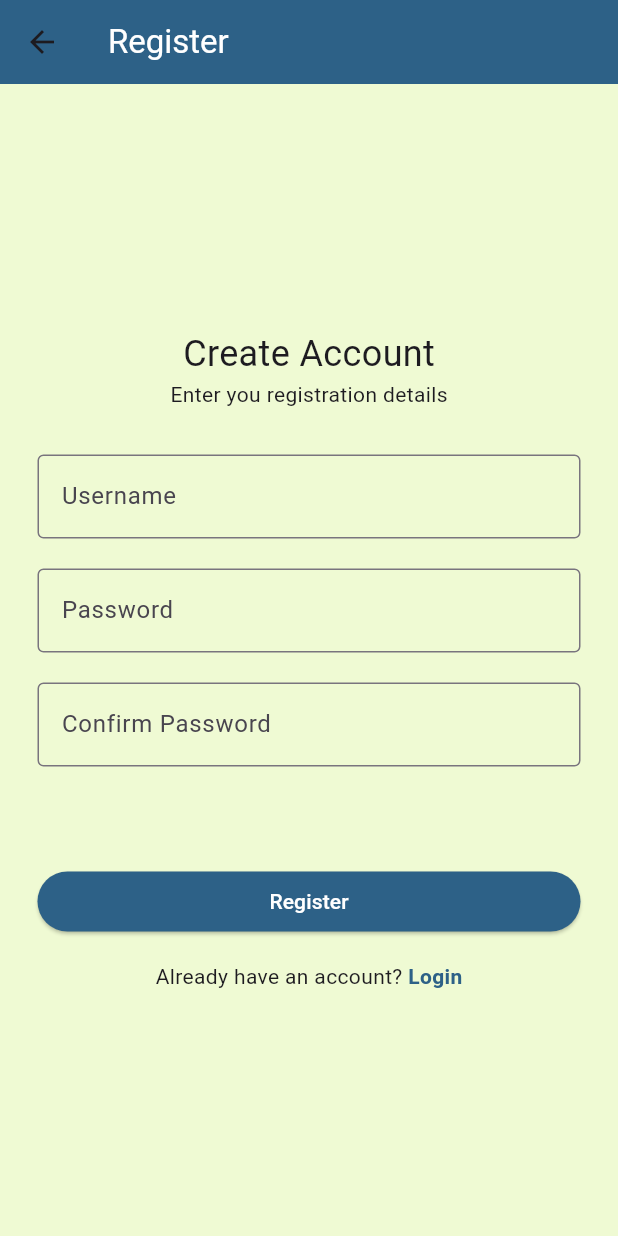
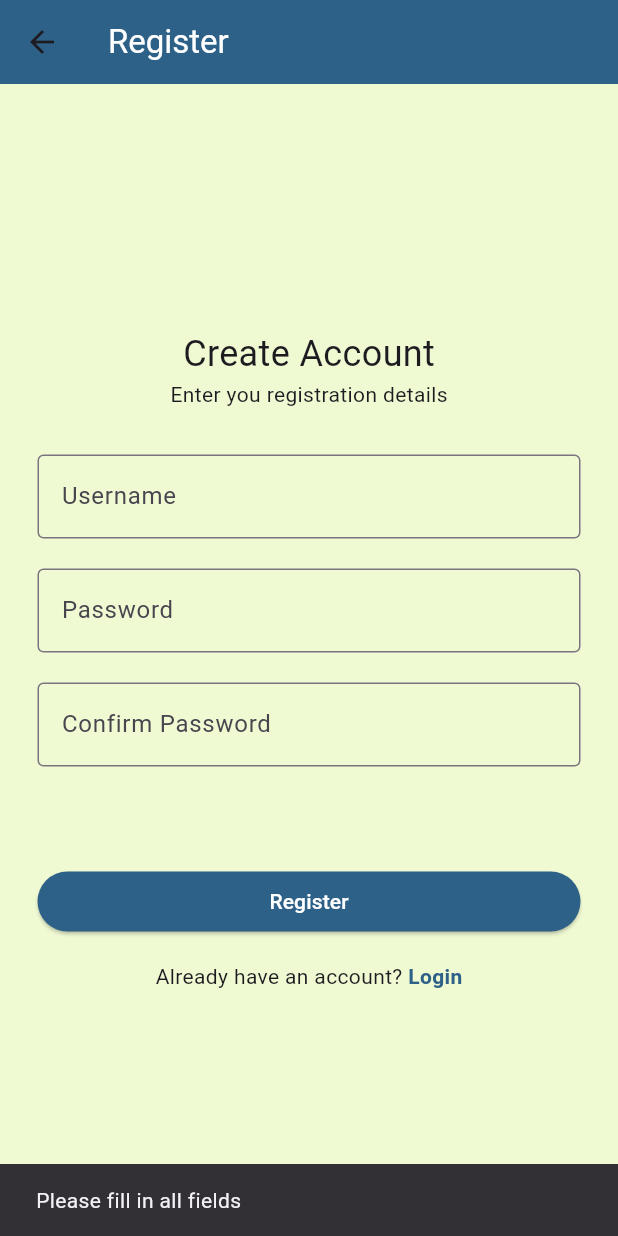
Before and after one commit to lochhapu/TourBud, a Flutter app: the RegisterPage screen opened directly, after a tap on "Register", on a phone screen of 412 x 824 dp. Run offline on Flutter 3.47's test engine with Material 3 defaults, Android fonts, the phone set to English and light mode, and no system bars.

Commit message:
TOUR-16: Integrate registration API

```diff
--- a/frontend/tour_bud/lib/register_page.dart
+++ b/frontend/tour_bud/lib/register_page.dart
@@ -1,24 +1,55 @@
 import 'package:flutter/material.dart';
+import 'dart:convert';
+import 'package:http/http.dart' as http;
 
 class RegisterPage extends StatelessWidget {
   TextEditingController usernameController = TextEditingController();
   TextEditingController passwordController = TextEditingController();
   TextEditingController confirmPasswordController = TextEditingController();
 
-  void register(BuildContext context) {
+  void register(BuildContext context) async {
+    String username = usernameController.text.trim();
     String password = passwordController.text;
     String confirmPassword = confirmPasswordController.text;
+
+    if (username.isEmpty || password.isEmpty) {
+      ScaffoldMessenger.of(
+        context,
+      ).showSnackBar(SnackBar(content: Text("Please fill in all fields")));
+      return;
+    }
 
     if (password != confirmPassword) {
       ScaffoldMessenger.of(
         context,
       ).showSnackBar(SnackBar(content: Text("Passwords do not match")));
-
       return;
     }
 
-    print(usernameController.text);
-    print(passwordController.text);
+    try {
+      final response = await http.post(
+        Uri.parse('http://127.0.0.1:5000/api/register'),
+        headers: {'Content-Type': 'application/json'},
+        body: jsonEncode({'username': username, 'password': password}),
+      );
+
+      final data = jsonDecode(response.body);
+
+      if (response.statusCode == 201) {
+        ScaffoldMessenger.of(context).showSnackBar(
+          SnackBar(content: Text("Account created! Please login.")),
+        );
+        Navigator.pop(context);
+      } else {
+        ScaffoldMessenger.of(context).showSnackBar(
+          SnackBar(content: Text(data['error'] ?? 'Registration failed')),
+        );
+      }
+    } catch (e) {
+      ScaffoldMessenger.of(
+        context,
+      ).showSnackBar(SnackBar(content: Text("Could not connect to server")));
+    }
   }
 
   @override
--- a/frontend/tour_bud/pubspec.yaml
+++ b/frontend/tour_bud/pubspec.yaml
@@ -34,6 +34,7 @@ dependencies:
   # The following adds the Cupertino Icons font to your application.
   # Use with the CupertinoIcons class for iOS style icons.
   cupertino_icons: ^1.0.8
+  http: ^1.6.0
 
 dev_dependencies:
   flutter_test:
```
Also changed, not shown: frontend/tour_bud/pubspec.lock.
